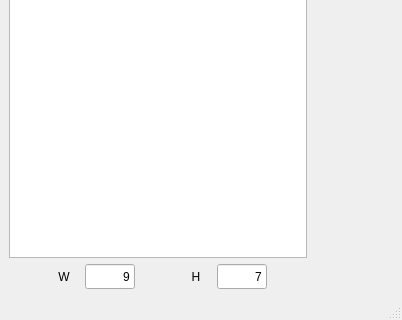
Old version of the form gui/mainwindow.ui in the repository Max-Azarov/Pathfinder; both pictures show x 0 to 402 and y 258 to 578 of the 402 by 578 pixel window.
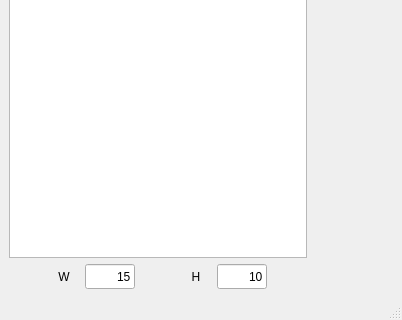
New version of the form.

```diff
--- a/gui/mainwindow.ui
+++ b/gui/mainwindow.ui
@@ -99,7 +99,7 @@
              </size>
             </property>
             <property name="text">
-             <string>9</string>
+             <string>15</string>
             </property>
             <property name="alignment">
              <set>Qt::AlignRight|Qt::AlignTrailing|Qt::AlignVCenter</set>
@@ -168,7 +168,7 @@
              </size>
             </property>
             <property name="text">
-             <string>7</string>
+             <string>10</string>
             </property>
             <property name="alignment">
              <set>Qt::AlignRight|Qt::AlignTrailing|Qt::AlignVCenter</set>
```
